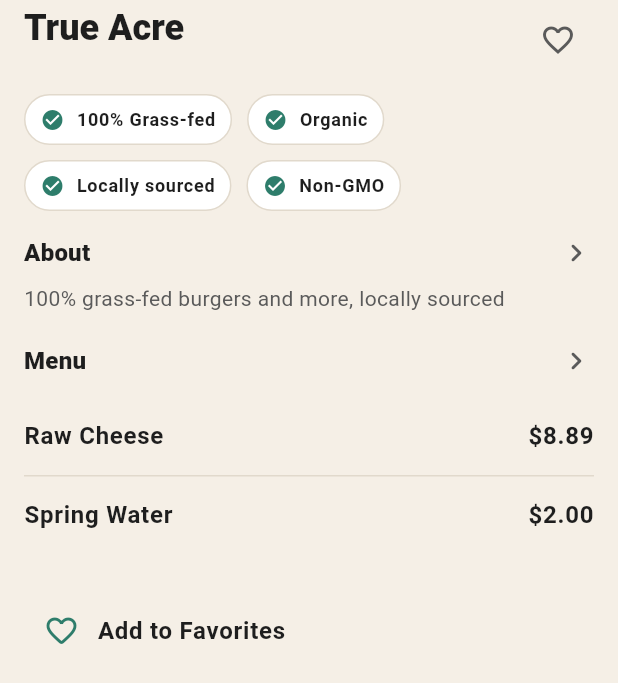
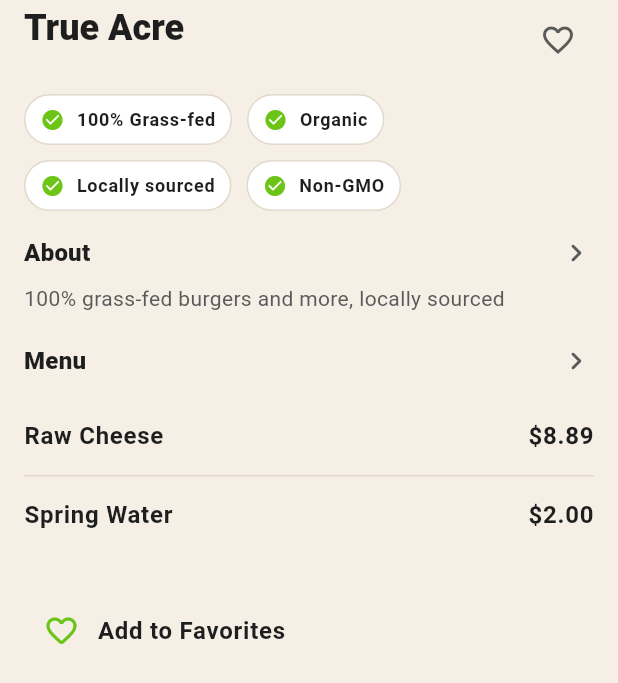
Before and after one commit to EslamKamel89/gps_app, a Flutter app: the RestaurantDetailScreen screen opened by its route, on a phone screen of 412 x 824 dp. Shown: the part 413-1096 px from the top of the screen. Run offline on Flutter 3.47's test engine with Material 3 defaults, Android fonts, the phone set to English and light mode, and no system bars; drawn by our look-alikes of flutter_animate; our stand-ins replace cached_network_image, connectivity_plus, dio, easy_localization, flutter_bloc, flutter_screenutil and 6 more; accounts and stored records are empty; network calls fail.

```diff
--- a/lib/features/wireframe/design/gps_colors.dart
+++ b/lib/features/wireframe/design/gps_colors.dart
@@ -2,7 +2,9 @@ import 'package:flutter/material.dart';
 
 class GPSColors {
   static const background = Color(0xFFF5EFE6); // light beige/cream
-  static const primary = Color(0xFF2E7D6B); // earthy green
+  // static const primary = Color(0xFF2E7D6B); // earthy green
+  // static const primary = Color(0xFF32CD32); // earthy green
+  static const primary = Color(0xFF6CC417); // earthy green
   static const text = Color(0xFF1E1E1E);
   static const mutedText = Color(0xFF5A5A5A);
   static const cardBorder = Color(0xFFE1D9CC);
--- a/lib/main.dart
+++ b/lib/main.dart
@@ -43,7 +43,7 @@ class MyApp extends StatelessWidget {
               navigatorKey: navigatorKey,
               theme: themeCubit.state,
               debugShowCheckedModeBanner: false,
-              initialRoute: AppRoutesNames.restaurantDetailScreen,
+              initialRoute: AppRoutesNames.gpsSplashScreen,
               locale: context.locale,
               supportedLocales: context.supportedLocales,
               localizationsDelegates: context.localizationDelegates,
--- a/lib/utils/assets/assets.dart
+++ b/lib/utils/assets/assets.dart
@@ -6,5 +6,6 @@ class AssetsData {
   static const String onBoarding_4 = "$_relativePath/onboarding_4.png";
   static const String onBoarding_5 = "$_relativePath/onboarding_5.png";
   static const String onBoarding_6 = "$_relativePath/onboarding_6.png";
-
+  static const String logo = "$_relativePath/logo.png";
+  static const String logoSmall = "$_relativePath/logo_small.png";
 }
```
Also changed, not shown: assets/images/logo.png, assets/images/logo_small.png (added).
